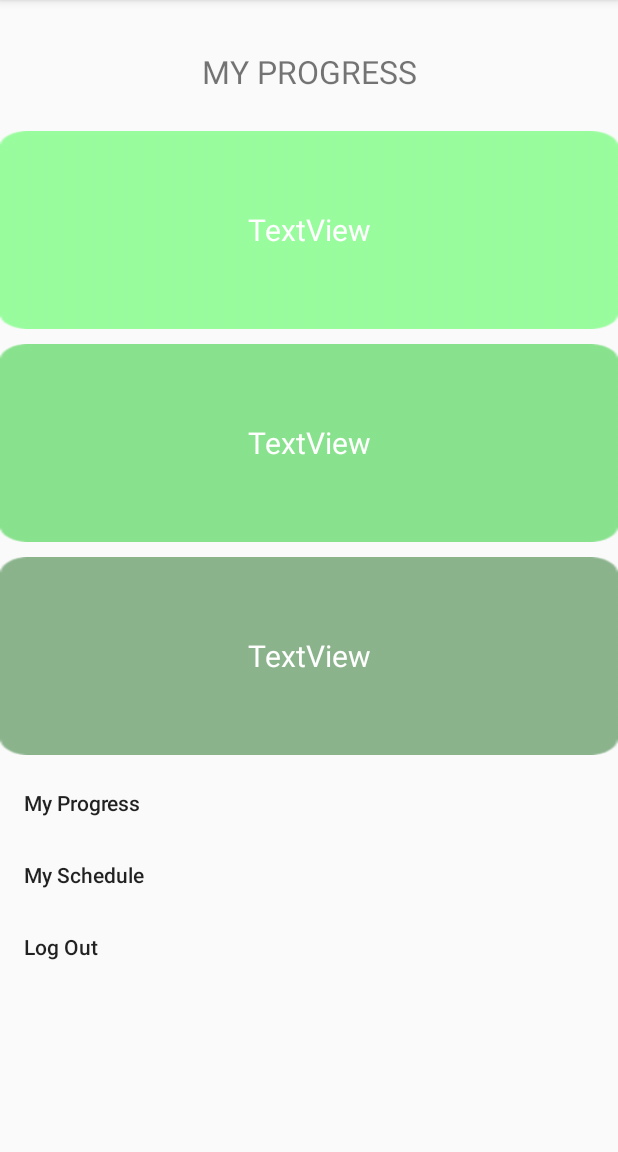
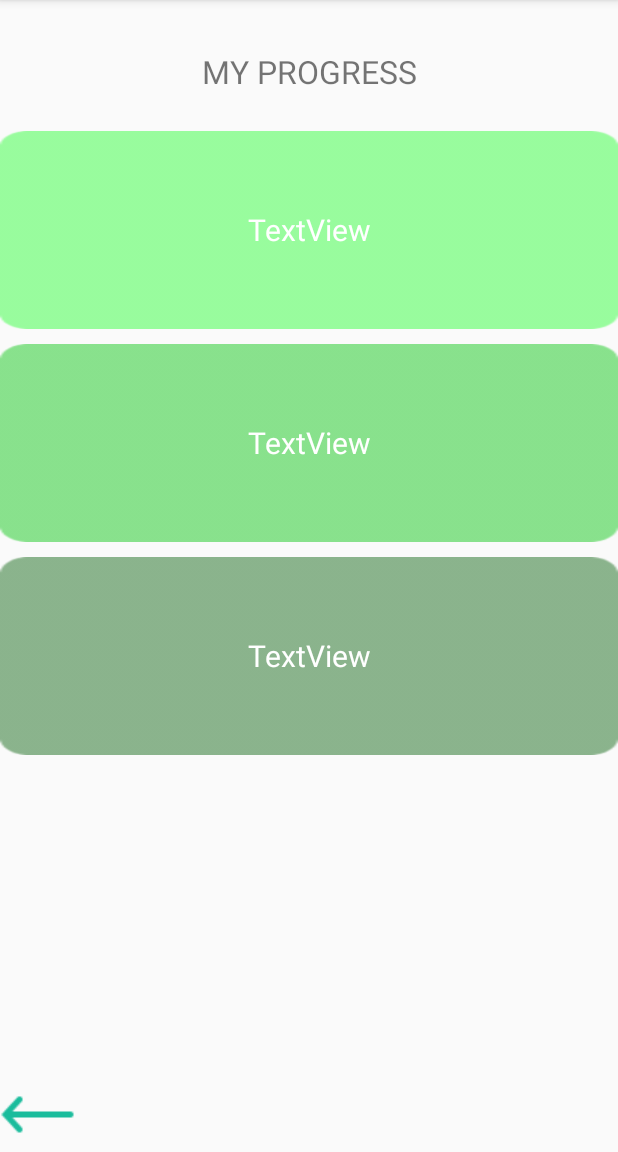
Before and after one commit to Tejanojereh/SampleGit, an Android app: the View_and_Update_Medication_Progress screen opened directly, with no data from a screen before it, on a phone screen of 412 x 824 dp, the part 84-1236 px from its top. Run offline under Robolectric (Android 15) with nearby library versions, the phone set to English and light mode, and no system bars; 3 statements that could not run were skipped.

Commit message:
Merge branch 'master' of https://github.com/Tejanojereh/SampleGit
# Conflicts:
#	app/src/main/java/com/example/android/samplegit/MainActivity.java
#	app/src/main/java/com/example/android/samplegit/My_Schedule_Patient.java

```diff
--- a/app/src/main/java/com/example/android/samplegit/View_and_Update_Medication_Progress.java
+++ b/app/src/main/java/com/example/android/samplegit/View_and_Update_Medication_Progress.java
@@ -1,11 +1,13 @@
 package com.example.android.samplegit;
 
 import android.content.Context;
+import android.content.Intent;
 import android.os.AsyncTask;
 import android.os.Bundle;
 import android.support.annotation.Nullable;
 import android.support.v7.app.AppCompatActivity;
 import android.view.View;
+import android.widget.ImageButton;
 import android.widget.TextView;
 import android.widget.Toast;
 
@@ -34,16 +36,30 @@ public class View_and_Update_Medication_Progress extends AppCompatActivity imple
 
     String[] ss; byte[] data;
     Bundle bundle;
+    ImageButton back;
 
     @Override
     protected void onCreate(@Nullable Bundle savedInstanceState) {
         super.onCreate(savedInstanceState);
         setContentView(R.layout.activity_view_and_update_medication_progress);
         InstantiateControls();
-        bundle = getIntent().getExtras();
+        bundle = getIntent().getExtras();  back = (ImageButton) findViewById(R.id.btn_back);
+        back.setOnClickListener(new View.OnClickListener() {
+            @Override
+            public void onClick(View view) {
+                Intent intent = new Intent(View_and_Update_Medication_Progress.this, Menu_Patient.class );
+
+                startActivity(intent);
+
+            }
+
+        });
+
+
         new ExecuteTask(this).execute();
         new ExecuteTask3(this).execute();
         new ExecuteTask2(this).execute();
+
     }
 
     @Override
--- a/app/src/main/res/layout/activity_view_and_update_medication_progress.xml
+++ b/app/src/main/res/layout/activity_view_and_update_medication_progress.xml
@@ -84,18 +84,22 @@
             android:id="@+id/TxtSputumResultAnalysis"
             android:layout_width="fill_parent"
             android:layout_height="132dp"
+            android:background="@drawable/container_3"
             android:gravity="center"
+            android:text="TextView"
             android:textColor="@android:color/white"
-            android:background="@drawable/container_3"
-            android:text="TextView"
-            android:textSize="20sp"/>
-        <android.support.design.widget.NavigationView
-            android:id="@+id/nav_view"
-            android:layout_width="wrap_content"
-            android:layout_height="match_parent"
-            android:layout_gravity="start"
-            android:fitsSystemWindows="true"
-            app:menu="@menu/drawer_view"/>
+            android:textSize="20sp" />
+
 
     </LinearLayout>
+
+    <ImageButton
+        android:id="@+id/btn_back"
+        android:layout_width="wrap_content"
+        android:layout_height="wrap_content"
+
+        android:layout_alignParentBottom="true"
+        android:layout_alignParentStart="true"
+        android:background="@android:color/transparent"
+        app:srcCompat="@drawable/btn_back" />
 </RelativeLayout>
```
Also changed, not shown: app/src/main/java/com/example/android/samplegit/Add_Sputum_Exam.java (+6 -21 lines), app/src/main/java/com/example/android/samplegit/Menu_TBPartner.java (+3 -5 lines).
